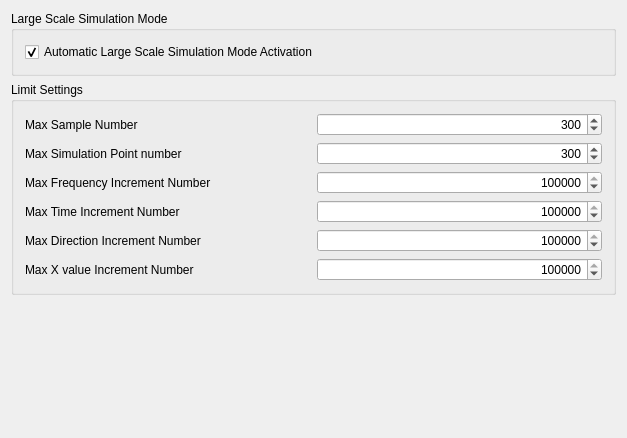
Qt form src/Mod/UserLab/Gui/DlgSettingsUserLabLimit.ui (LabRPS/LabRPS) before a commit.
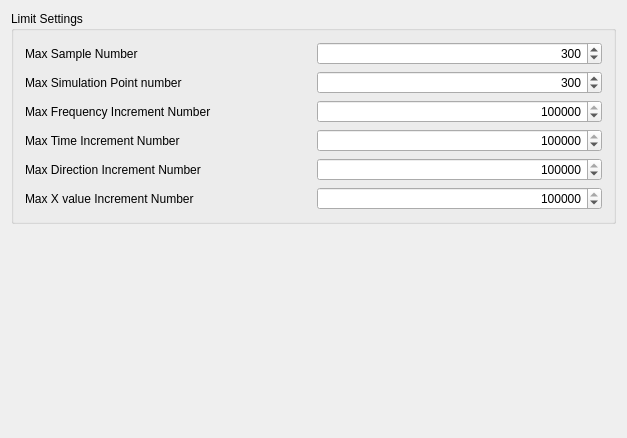
The same form after that commit. Custom widgets are drawn as their Qt base class.

Commit message: Large scale simulation mode removed for now. May be added back in the future

```diff
--- a/src/Mod/UserLab/Gui/DlgSettingsUserLabLimit.ui
+++ b/src/Mod/UserLab/Gui/DlgSettingsUserLabLimit.ui
@@ -14,53 +14,6 @@
    <string>Limit</string>
   </property>
   <layout class="QVBoxLayout" name="verticalLayout_3">
-   <item>
-    <widget class="QGroupBox" name="gb_wl_param_binary">
-     <property name="sizePolicy">
-      <sizepolicy hsizetype="Preferred" vsizetype="Preferred">
-       <horstretch>0</horstretch>
-       <verstretch>0</verstretch>
-      </sizepolicy>
-     </property>
-     <property name="layoutDirection">
-      <enum>Qt::LayoutDirection::LeftToRight</enum>
-     </property>
-     <property name="title">
-      <string>Large Scale Simulation Mode</string>
-     </property>
-     <property name="alignment">
-      <set>Qt::AlignmentFlag::AlignLeading|Qt::AlignmentFlag::AlignLeft|Qt::AlignmentFlag::AlignTop</set>
-     </property>
-     <layout class="QVBoxLayout" name="verticalLayout">
-      <item>
-       <layout class="QGridLayout" name="gl_lm">
-        <item row="0" column="1">
-         <widget class="Gui::PrefCheckBox" name="cb_lm_AutoLargeScaleMode">
-          <property name="minimumSize">
-           <size>
-            <width>0</width>
-            <height>20</height>
-           </size>
-          </property>
-          <property name="text">
-           <string>Automatic Large Scale Simulation Mode Activation</string>
-          </property>
-          <property name="checked">
-           <bool>true</bool>
-          </property>
-          <property name="prefEntry" stdset="0">
-           <cstring>AutomaticLargeScaleModeActivation</cstring>
-          </property>
-          <property name="prefPath" stdset="0">
-           <cstring>Mod/UserLab/General</cstring>
-          </property>
-         </widget>
-        </item>
-       </layout>
-      </item>
-     </layout>
-    </widget>
-   </item>
    <item>
     <widget class="QGroupBox" name="gb_wl_LimitSettings">
      <property name="sizePolicy">
@@ -331,11 +284,6 @@
  </widget>
  <layoutdefault spacing="6" margin="11"/>
  <customwidgets>
-  <customwidget>
-   <class>Gui::PrefCheckBox</class>
-   <extends>QCheckBox</extends>
-   <header>Gui/PrefWidgets.h</header>
-  </customwidget>
   <customwidget>
    <class>Gui::PrefSpinBox</class>
    <extends>QSpinBox</extends>
```
The commit also changes 102 other files.
